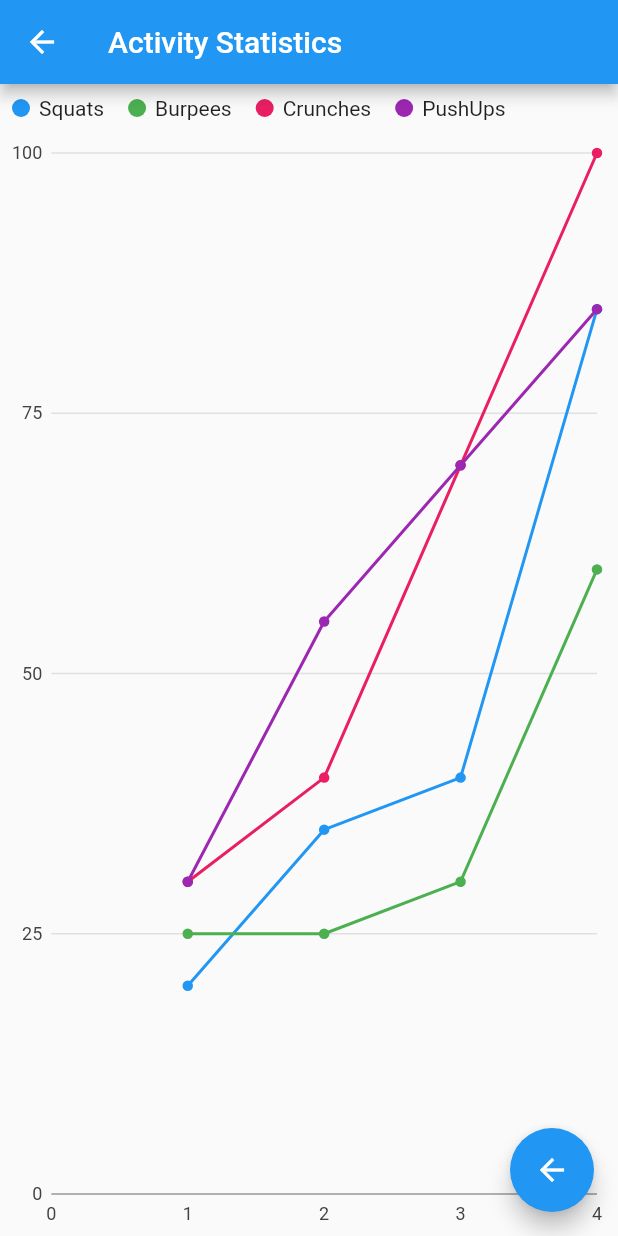
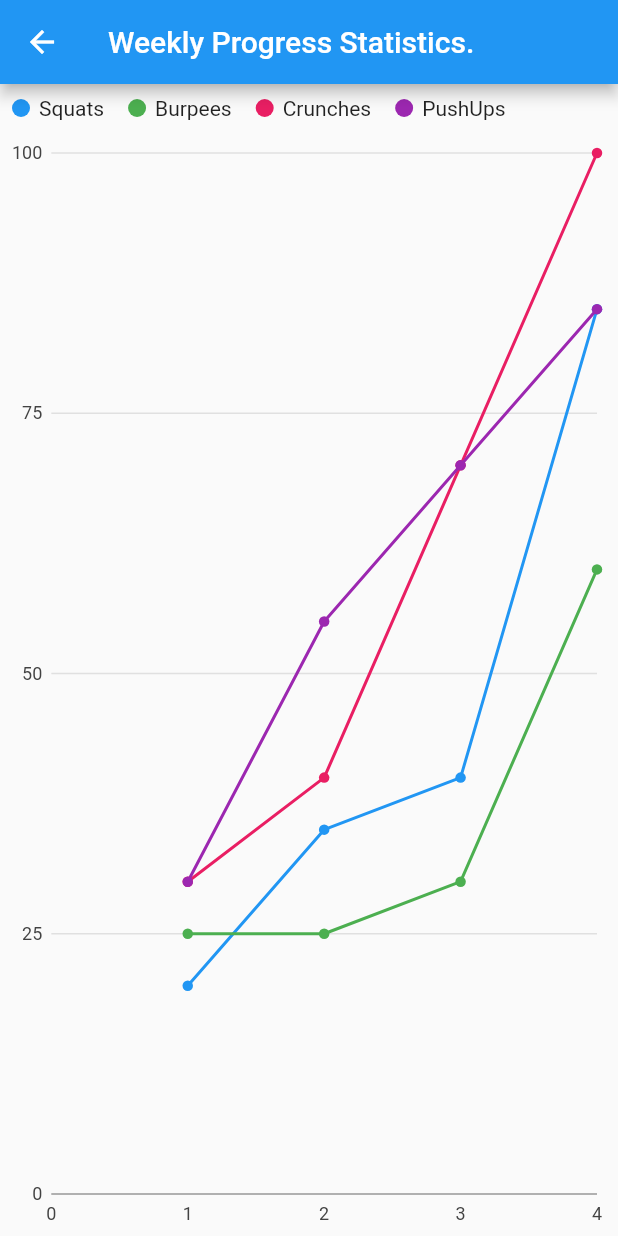
Before and after one commit to tim-nguyen-cs/cuarantine, a Flutter app: the screen it shows after launch, after a tap on the "person" icon, on a phone screen of 412 x 824 dp. Run offline on Flutter 3.47's test engine with Material 2 defaults, Android fonts, the phone set to English and light mode, and no system bars; our stand-ins replace charts_flutter, permission_handler, video_player; missing offline and left inert: agora_rtc_engine.

Commit message:
update assets

```diff
--- a/lib/main.dart
+++ b/lib/main.dart
@@ -78,8 +78,7 @@ class _MyHomePageState extends State<MyHomePage> {
           // horizontal).
           mainAxisAlignment: MainAxisAlignment.center,
           children: <Widget>[
-            Image.network(
-                'https://cloud.google.com/images/social-icon-google-cloud-1200-630.png'),
+            Image(image: AssetImage('lib/assets/logo.png')),
             RaisedButton(
               onPressed: () {
                 Navigator.push(
@@ -148,18 +147,11 @@ class ProfileView extends StatelessWidget {
   Widget build(BuildContext context) {
     return Scaffold(
       appBar: AppBar(
-        title: Text("Activity Statistics"),
+        title: Text("Weekly Progress Statistics."),
       ),
       body: Center(
         //child: Column(
         child: RepLineChart.withSampleData(),
-      ),
-      floatingActionButton: FloatingActionButton(
-        onPressed: () {
-          Navigator.pop(context);
-        },
-        tooltip: 'Go Back',
-        child: Icon(Icons.arrow_back),
       ),
     );
   }
--- a/pubspec.yaml
+++ b/pubspec.yaml
@@ -47,8 +47,8 @@ flutter:
 
   # To add assets to your application, add an assets section, like this:
   assets:
-   - assets/weekly progress1.jpg
-
+    - lib/assets/logo.png
+    - lib/assets/video.mp4
 
   # An image asset can refer to one or more resolution-specific "variants", see
   # https://flutter.dev/assets-and-images/#resolution-aware.
```
Also changed, not shown: lib/assets/logo.png.
